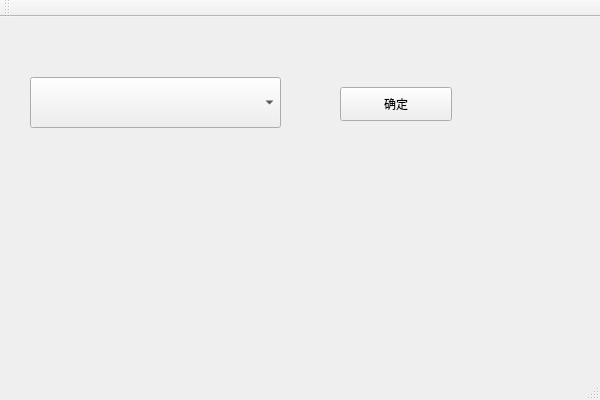
Above: Test5_3A/Test5_3A/Test5_3A.ui from hkkhuang/Qt before the change. Below: the same form after it.
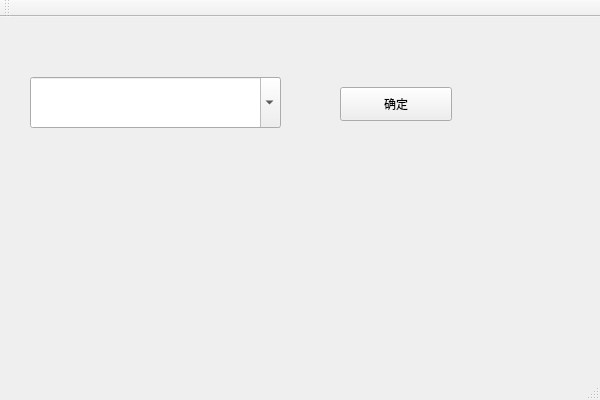
That is the form after the change.

Commit message: 组合框_QComboBox

```diff
--- a/Test5_3A/Test5_3A/Test5_3A.ui
+++ b/Test5_3A/Test5_3A/Test5_3A.ui
@@ -23,6 +23,9 @@
       <height>51</height>
      </rect>
     </property>
+    <property name="editable">
+     <bool>true</bool>
+    </property>
    </widget>
    <widget class="QPushButton" name="btnOK">
     <property name="geometry">
```
The commit also changes 2 other files.
